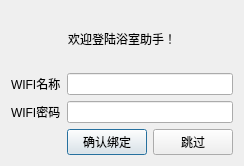
First picture: the form in weather_clock_app/dialog.ui, repository zhiliao007/Weatherclock_stm32, before the edit.
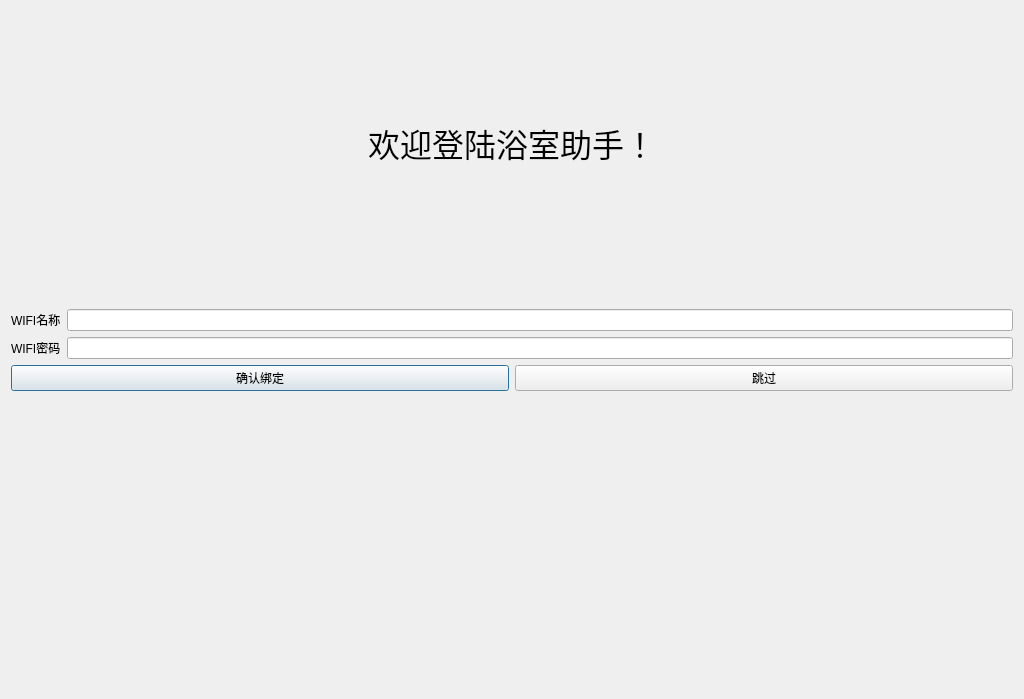
Second picture: the form after the edit. Icons and pictures are not drawn.

Diff of the .ui file:
```diff
--- a/weather_clock_app/dialog.ui
+++ b/weather_clock_app/dialog.ui
@@ -6,8 +6,8 @@
    <rect>
     <x>0</x>
     <y>0</y>
-    <width>217</width>
-    <height>166</height>
+    <width>1024</width>
+    <height>699</height>
    </rect>
   </property>
   <property name="windowTitle">
@@ -15,34 +15,35 @@
   </property>
   <layout class="QGridLayout" name="gridLayout">
    <item row="0" column="0">
+    <layout class="QVBoxLayout" name="verticalLayout">
+     <item>
     <widget class="QLabel" name="label_3">
+       <property name="minimumSize">
+        <size>
+         <width>0</width>
+         <height>0</height>
+        </size>
+       </property>
      <property name="maximumSize">
       <size>
        <width>16777215</width>
-       <height>202</height>
+         <height>16777215</height>
       </size>
      </property>
      <property name="text">
-      <string>&lt;html&gt;&lt;head/&gt;&lt;body&gt;&lt;p align=&quot;center&quot;&gt;欢迎登陆浴室助手！&lt;/p&gt;&lt;/body&gt;&lt;/html&gt;</string>
+        <string>&lt;html&gt;&lt;head/&gt;&lt;body&gt;&lt;p align=&quot;center&quot;&gt;&lt;span style=&quot; font-size:24pt;&quot;&gt;欢迎登陆浴室助手！&lt;/span&gt;&lt;/p&gt;&lt;p align=&quot;center&quot;&gt;&lt;img src=&quot;:/image/image/1.png&quot; width=&quot;1000&quot; height=&quot;500&quot;/&gt;&lt;/p&gt;&lt;/body&gt;&lt;/html&gt;</string>
      </property>
     </widget>
    </item>
-   <item row="1" column="0">
+     <item>
     <layout class="QGridLayout" name="gridLayout_2">
-     <item row="0" column="0">
-      <widget class="QLabel" name="label">
-       <property name="text">
-        <string>WIFI名称</string>
-       </property>
-      </widget>
-     </item>
      <item row="0" column="1">
       <widget class="QLineEdit" name="name"/>
      </item>
-     <item row="1" column="0">
-      <widget class="QLabel" name="label_2">
+       <item row="0" column="0">
+        <widget class="QLabel" name="label">
        <property name="text">
-        <string>WIFI密码</string>
+          <string>WIFI名称</string>
        </property>
       </widget>
      </item>
@@ -56,7 +57,16 @@
        </property>
       </widget>
      </item>
-     <item row="2" column="1">
+       <item row="1" column="0">
+        <widget class="QLabel" name="label_2">
+         <property name="text">
+          <string>WIFI密码</string>
+         </property>
+        </widget>
+       </item>
+      </layout>
+     </item>
+     <item>
       <layout class="QHBoxLayout" name="horizontalLayout">
        <item>
         <widget class="QPushButton" name="ok">
@@ -74,6 +84,13 @@
        </item>
       </layout>
      </item>
+     <item>
+      <widget class="QLabel" name="label_4">
+       <property name="text">
+        <string/>
+       </property>
+      </widget>
+     </item>
     </layout>
    </item>
   </layout>
```
Lines whose indentation alone changed are shown as unchanged.
